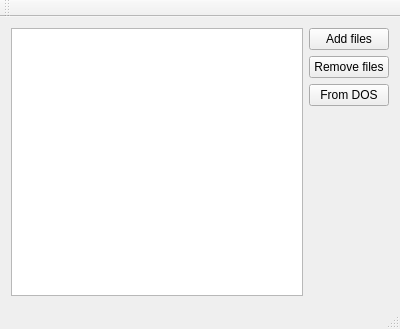
First picture: the form in mainwindow.ui, repository sashoalm/convert-bulgarian-dos-cyrillic, before the edit.
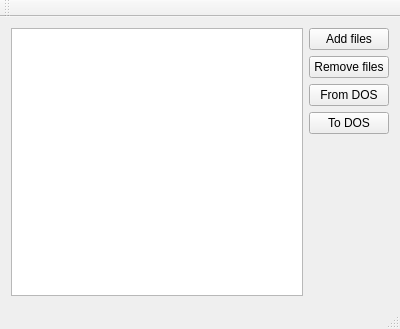
Second picture: the form after the edit.

Commit message: Added encoding to Cyr Com.

What changed in the file:
```diff
--- a/mainwindow.ui
+++ b/mainwindow.ui
@@ -25,7 +25,7 @@
       </property>
      </widget>
     </item>
-    <item row="3" column="1">
+    <item row="4" column="1">
      <spacer name="verticalSpacer">
       <property name="orientation">
        <enum>Qt::Vertical</enum>
@@ -38,7 +38,7 @@
       </property>
      </spacer>
     </item>
-    <item row="0" column="0" rowspan="4">
+    <item row="0" column="0" rowspan="5">
      <widget class="QListWidget" name="listWidget"/>
     </item>
     <item row="0" column="1">
@@ -55,6 +55,13 @@
       </property>
      </widget>
     </item>
+    <item row="3" column="1">
+     <widget class="QPushButton" name="pushButton_4">
+      <property name="text">
+       <string>To DOS</string>
+      </property>
+     </widget>
+    </item>
    </layout>
   </widget>
   <widget class="QMenuBar" name="menuBar">
```
The commit also changes 2 other files.
